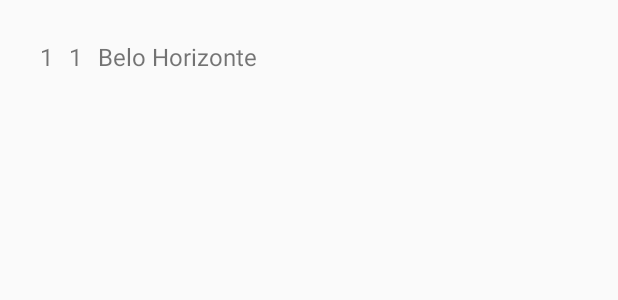
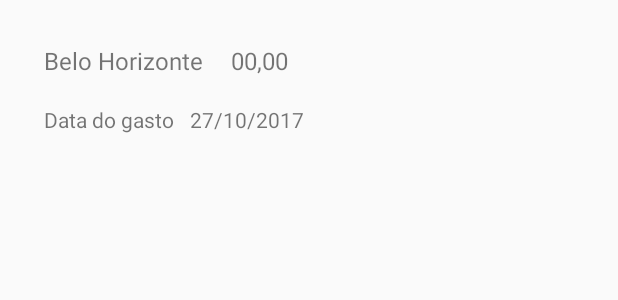
Before and after one commit to EmanuelleM/available, an Android app: the layout item_lista_gasto.xml on its own in the app's theme, with its tools: preview values and no code run, on a phone screen of 412 x 824 dp. Shown: the top 300 px of the screen. Run offline under Robolectric (Android 15) with nearby library versions, the phone set to English and light mode, and no system bars.

```diff
--- a/app/src/main/AndroidManifest.xml
+++ b/app/src/main/AndroidManifest.xml
@@ -1,6 +1,8 @@
 <manifest xmlns:android="http://schemas.android.com/apk/res/android"
+    package="com.aprendizagem.manu.estudobancodedados">
 
-    package="com.aprendizagem.manu.estudobancodedados">
+    <uses-permission android:name="android.permission.INTERNET" />
+    <uses-permission android:name="android.permission.ACCESS_NETWORK_STATE" />
 
     <application
         android:allowBackup="true"
--- a/app/src/main/java/com/aprendizagem/manu/estudobancodedados/database/Contract.java
+++ b/app/src/main/java/com/aprendizagem/manu/estudobancodedados/database/Contract.java
@@ -38,7 +38,7 @@
         public final static String COLUMN_DATA_CHEGADA = "data_chegada";
         public final static String COLUMN_DATA_PARTIDA = "data_saida";
         public final static String COLUMN_GASTO_TOTAL = "gasto_total";
-        public final static String COLUMN_NOME_USUARIO = "id_usuario";
+        public final static String COLUMN_ID_USUARIO = "id_usuario";
 
         public static final int RAZAO_DESCONHECIDA= 0;
         public static final int RAZAO_LAZER = 1;
--- a/app/src/main/java/com/aprendizagem/manu/estudobancodedados/database/DatabaseHelper.java
+++ b/app/src/main/java/com/aprendizagem/manu/estudobancodedados/database/DatabaseHelper.java
@@ -37,7 +37,7 @@
                 + ViagemEntry.COLUMN_DATA_CHEGADA + " TEXT, "
                 + ViagemEntry.COLUMN_DATA_PARTIDA + " TEXT, "
                 + ViagemEntry.COLUMN_GASTO_TOTAL + " TEXT, "
-                + ViagemEntry.COLUMN_NOME_USUARIO + " TEXT);";
+                + ViagemEntry.COLUMN_ID_USUARIO + " TEXT);";
 
         String SQL_CREATE_GASTO_TABLE = "CREATE TABLE " + GastoEntry.TABLE_NAME + " ("
                 + GastoEntry._ID + " INTEGER PRIMARY KEY AUTOINCREMENT, "
--- a/app/src/main/java/com/aprendizagem/manu/estudobancodedados/viagem/NovaViagemActivity.java
+++ b/app/src/main/java/com/aprendizagem/manu/estudobancodedados/viagem/NovaViagemActivity.java
@@ -95,7 +95,7 @@
     private void salvarViagem() {
         String destino = textDestino.getText().toString().trim();
         String localHospedagem = textLocalHospedagem.getText().toString().trim();
-        String nomeDousuario = Constantes.getIdDoUsuario();
+        String idDousuario = Constantes.getIdDoUsuario();
         int razaoViagem = mRazao;
 
         if (mCurrentViagemUri == null && TextUtils.isEmpty(localHospedagem) && TextUtils.isEmpty(destino)
@@ -107,7 +107,7 @@
         values.put(ViagemEntry.COLUMN_DESTINO, destino);
         values.put(ViagemEntry.COLUMN_LOCAL_ACOMODACAO, localHospedagem);
         values.put(ViagemEntry.COLUMN_RAZAO, razaoViagem);
-        values.put(ViagemEntry.COLUMN_NOME_USUARIO, nomeDousuario);
+        values.put(ViagemEntry.COLUMN_ID_USUARIO, idDousuario);
 
         if (mCurrentViagemUri == null) {
 
--- a/app/src/main/res/layout/item_lista_gasto.xml
+++ b/app/src/main/res/layout/item_lista_gasto.xml
@@ -1,5 +1,6 @@
 <?xml version="1.0" encoding="utf-8"?>
-<LinearLayout xmlns:android="http://schemas.android.com/apk/res/android"
+<android.support.constraint.ConstraintLayout xmlns:android="http://schemas.android.com/apk/res/android"
+    xmlns:app="http://schemas.android.com/apk/res-auto"
     xmlns:tools="http://schemas.android.com/tools"
     android:layout_width="match_parent"
     android:layout_height="wrap_content"
@@ -7,31 +8,56 @@
     android:layout_marginEnd="@dimen/geral_5dp"
     android:layout_marginStart="@dimen/geral_16dp"
     android:layout_marginTop="@dimen/geral_16dp"
-    android:orientation="horizontal"
-    android:padding="@dimen/geral_5dp">
+    android:orientation="horizontal">
 
     <TextView
-        android:id="@+id/id_gasto"
+        android:id="@+id/text_view_descricao_gasto"
+        android:layout_width="wrap_content"
+        android:layout_height="wrap_content"
+        android:layout_marginStart="@dimen/geral_8dp"
+        android:layout_marginTop="@dimen/geral_8dp"
+        android:padding="@dimen/geral_5dp"
+        android:textSize="@dimen/text_size_16sp"
+        app:layout_constraintLeft_toLeftOf="parent"
+        app:layout_constraintTop_toTopOf="parent"
+        tools:text="Belo Horizonte" />
+
+    <TextView
+        android:id="@+id/text_view_valor_gasto"
+        android:layout_width="wrap_content"
+        android:layout_height="wrap_content"
+        android:layout_marginEnd="@dimen/geral_8dp"
+        android:layout_marginLeft="@dimen/geral_8dp"
+        android:layout_marginRight="@dimen/geral_8dp"
+        android:layout_marginStart="@dimen/geral_8dp"
+        android:padding="@dimen/geral_5dp"
+        android:text="@string/_00_00"
+        android:textSize="@dimen/text_size_16sp"
+        app:layout_constraintBottom_toBottomOf="@+id/text_view_descricao_gasto"
+        app:layout_constraintHorizontal_bias="0.0"
+        app:layout_constraintLeft_toRightOf="@+id/text_view_descricao_gasto"
+        app:layout_constraintRight_toRightOf="parent"
+        app:layout_constraintTop_toTopOf="@+id/text_view_descricao_gasto"
+        app:layout_constraintVertical_bias="0.0" />
+
+    <TextView
+        android:id="@+id/text_view_texto_data_gasto"
+        android:layout_width="wrap_content"
+        android:layout_height="wrap_content"
+        android:layout_marginStart="@dimen/geral_8dp"
+        android:layout_marginTop="@dimen/geral_8dp"
+        android:padding="@dimen/geral_5dp"
+        android:text="@string/data_do_gasto"
+        app:layout_constraintLeft_toLeftOf="parent"
+        app:layout_constraintTop_toBottomOf="@+id/text_view_descricao_gasto" />
+
+    <TextView
+        android:id="@+id/text_view_data_gasto"
         android:layout_width="wrap_content"
         android:layout_height="wrap_content"
         android:padding="@dimen/geral_5dp"
-        android:textSize="16sp"
-        tools:text="1"/>
-
-    <TextView
-        android:id="@+id/id_viagem_gasto"
-        android:layout_width="wrap_content"
-        android:layout_height="wrap_content"
-        android:padding="@dimen/geral_5dp"
-        android:textSize="16sp"
-        tools:text="1"/>
-
-    <TextView
-        android:id="@+id/descricao_gasto"
-        android:layout_width="match_parent"
-        android:layout_height="wrap_content"
-        android:padding="@dimen/geral_5dp"
-        android:textSize="16sp"
-        tools:text="Belo Horizonte" />
-
-</LinearLayout>
+        android:text="@string/mock_data"
+        app:layout_constraintBottom_toBottomOf="@+id/text_view_texto_data_gasto"
+        app:layout_constraintLeft_toRightOf="@+id/text_view_texto_data_gasto"
+        app:layout_constraintTop_toTopOf="@+id/text_view_texto_data_gasto" />
+</android.support.constraint.ConstraintLayout>
--- a/app/src/main/res/layout/item_lista_viagem.xml
+++ b/app/src/main/res/layout/item_lista_viagem.xml
@@ -72,7 +72,6 @@
         android:layout_width="wrap_content"
         android:layout_height="wrap_content"
         android:layout_marginEnd="8dp"
-        android:text="900,00"
         app:layout_constraintBottom_toBottomOf="@+id/textView"
         app:layout_constraintHorizontal_bias="0.0"
         app:layout_constraintLeft_toRightOf="@+id/textView"
--- a/app/src/main/res/values/strings.xml
+++ b/app/src/main/res/values/strings.xml
@@ -39,4 +39,7 @@
     <string name="erro_salvar_viagem">Erro ao salvar viagem</string>
     <string name="gasto_salvo">Gasto salvo com sucesso</string>
     <string name="erro_salvar_gasto">Erro ao salvar gasto</string>
+    <string name="_00_00">00,00</string>
+    <string name="mock_data">27/10/2017</string>
+    <string name="id_app_admob">ca-app-pub-3940256099942544/2177258514</string>
 </resources>
```
Also changed, not shown: app/src/main/java/com/aprendizagem/manu/estudobancodedados/adapter/GastoCursorAdapter.java (+11 -16 lines), app/src/main/java/com/aprendizagem/manu/estudobancodedados/adapter/ViagemCursorAdapter.java (+5 -2 lines), app/src/main/java/com/aprendizagem/manu/estudobancodedados/gasto/ListaGastoActivity.java (+9 -6 lines), app/src/main/java/com/aprendizagem/manu/estudobancodedados/gasto/NovoGastoActivity.java (+2 -8 lines), app/src/main/java/com/aprendizagem/manu/estudobancodedados/viagem/ListaViagemActivity.java (+10 -2 lines), app/src/main/res/layout/lista_viagem.xml (+35 -22 lines).
